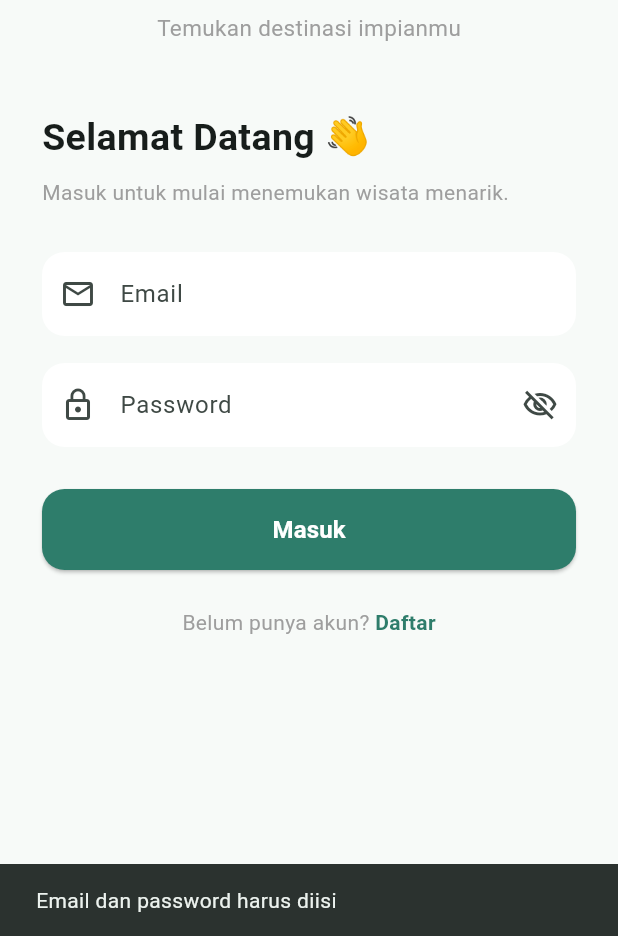
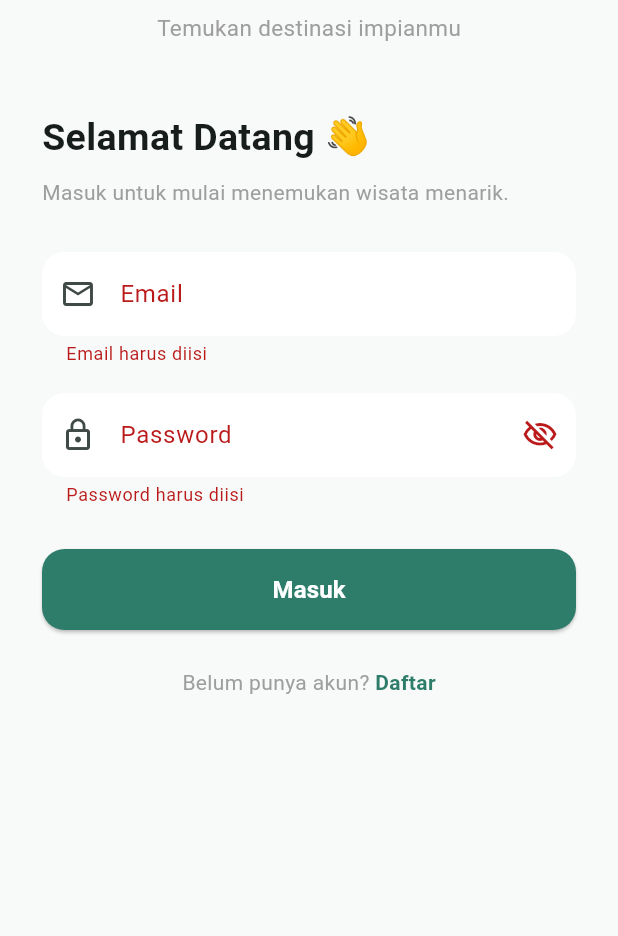
Before and after one commit to Rea1kah2/TRIPIN, a Flutter app: the screen it shows after launch, after a tap on "Masuk", on a phone screen of 412 x 824 dp, the part 300-1236 px from its top. Run offline on Flutter 3.47's test engine with Material 3 defaults, Android fonts, the light colour scheme and no system bars; our stand-ins replace cached_network_image; accounts and stored records are empty.

Commit message:
feat: rebuild LoginPage dengan Form validation + AuthProvider + named routes

```diff
--- a/lib/screens/auth/login_screen.dart
+++ b/lib/screens/auth/login_screen.dart
@@ -1,10 +1,7 @@
 import 'package:flutter/material.dart';
-import '../home/home_screen.dart';
-import 'register_screen.dart';
-
-// ======================================================
-// LOGIN PAGE
-// ======================================================
+import 'package:provider/provider.dart';
+import '../../providers/auth_provider.dart';
+import '../../routes/app_routes.dart';
 
 class LoginPage extends StatefulWidget {
   const LoginPage({super.key});
@@ -14,6 +11,7 @@
 }
 
 class _LoginPageState extends State<LoginPage> {
+  final _formKey = GlobalKey<FormState>();
   final emailController = TextEditingController();
   final passwordController = TextEditingController();
 
@@ -27,22 +25,39 @@
   }
 
   void login() {
-    if (emailController.text.isEmpty ||
-        passwordController.text.isEmpty) {
+    if (!_formKey.currentState!.validate()) return;
+
+    final error = context.read<AuthProvider>().login(
+          emailController.text.trim(),
+          passwordController.text,
+        );
+
+    if (error != null) {
       ScaffoldMessenger.of(context).showSnackBar(
-        const SnackBar(
-          content: Text('Email dan password harus diisi'),
-        ),
+        SnackBar(content: Text(error)),
       );
       return;
     }
 
-    Navigator.pushReplacement(
-      context,
-      MaterialPageRoute(
-        builder: (context) => const HomePage(),
-      ),
-    );
+    Navigator.pushReplacementNamed(context, AppRoutes.home);
+  }
+
+  String? _validasiEmail(String? value) {
+    if (value == null || value.trim().isEmpty) {
+      return 'Email harus diisi';
+    }
+    final emailRegex = RegExp(r'^[\w.+-]+@[\w-]+\.[\w.-]+$');
+    if (!emailRegex.hasMatch(value.trim())) {
+      return 'Format email tidak valid';
+    }
+    return null;
+  }
+
+  String? _validasiPassword(String? value) {
+    if (value == null || value.isEmpty) {
+      return 'Password harus diisi';
+    }
+    return null;
   }
 
   @override
@@ -51,6 +66,9 @@
       body: SafeArea(
         child: SingleChildScrollView(
           padding: const EdgeInsets.symmetric(horizontal: 28),
+          child: Form(
+            key: _formKey,
+            autovalidateMode: AutovalidateMode.onUserInteraction,
             child: Column(
               children: [
                 const SizedBox(height: 55),
@@ -121,9 +139,10 @@
                 const SizedBox(height: 30),
 
                 // Email
-              TextField(
+                TextFormField(
                   controller: emailController,
                   keyboardType: TextInputType.emailAddress,
+                  validator: _validasiEmail,
                   decoration: InputDecoration(
                     labelText: 'Email',
                     hintText: 'Masukkan email kamu',
@@ -140,9 +159,10 @@
                 const SizedBox(height: 18),
 
                 // Password
-              TextField(
+                TextFormField(
                   controller: passwordController,
                   obscureText: hidePassword,
+                  validator: _validasiPassword,
                   decoration: InputDecoration(
                     labelText: 'Password',
                     hintText: 'Masukkan password kamu',
@@ -204,12 +224,7 @@
                     ),
                     GestureDetector(
                       onTap: () {
-                      Navigator.push(
-                        context,
-                        MaterialPageRoute(
-                          builder: (context) => const RegisterPage(),
-                        ),
-                      );
+                        Navigator.pushNamed(context, AppRoutes.register);
                       },
                       child: const Text(
                         'Daftar',
@@ -227,6 +242,7 @@
             ),
           ),
         ),
+      ),
     );
   }
 }
--- a/lib/screens/home/home_screen.dart
+++ b/lib/screens/home/home_screen.dart
@@ -399,10 +399,6 @@
 
             const SizedBox(height: 30),
 
-            // ==================================================
-            // NEARBY
-            // ==================================================
-
             const Text(
               'Wisata di Sekitar Kamu 📍',
               style: TextStyle(
```
Lines whose indentation alone changed are shown as unchanged.
